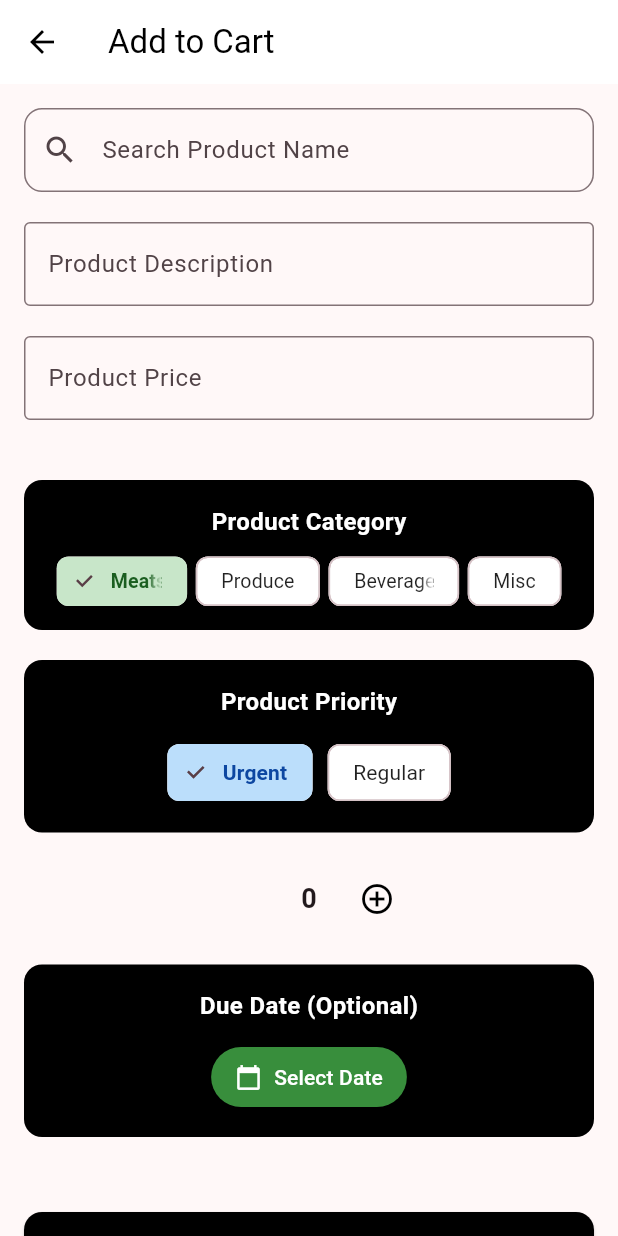
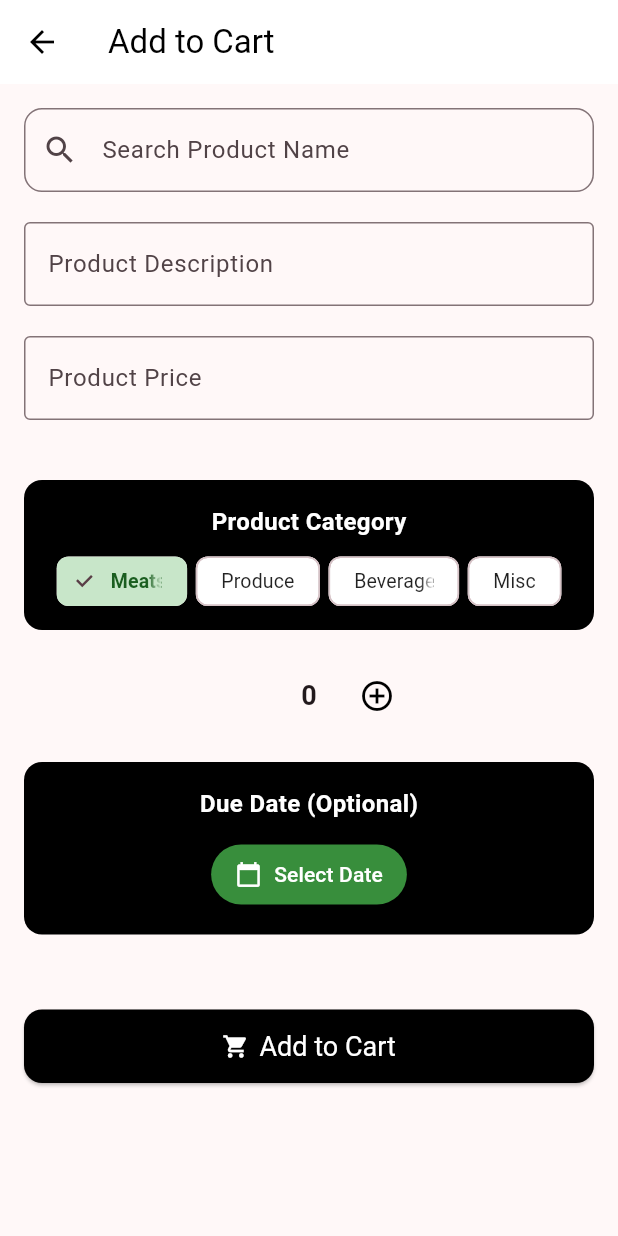
Before and after one commit to usmann56/arcadiabaygrocer, a Flutter app: the AddItemsPage screen opened directly, on a phone screen of 412 x 824 dp. Run offline on Flutter 3.47's test engine with Material 3 defaults, Android fonts, the phone set to English and light mode, and no system bars; our stand-ins replace sqflite; missing offline and left inert: mobile_scanner; accounts and stored records are empty.

Commit message:
removed urgent/normal priority buttons

```diff
--- a/lib/screens/add_item.dart
+++ b/lib/screens/add_item.dart
@@ -4,7 +4,7 @@ import '../dataBase/database_helper.dart';
 import '../models/cart_item.dart';
 import '../dataBase/cart_service.dart';
 import '../components/category_selector.dart';
-import '../components/priority_selector.dart';
+// Removed priority selector import
 import '../components/quantity_selector.dart';
 import '../components/due_date_selector.dart';
 
@@ -12,9 +12,7 @@ import '../components/due_date_selector.dart';
 const Color _categoryContainerColor =
     Colors.black; // Background for category section
 const Color _categoryTextColor = Colors.white; // Text color in category section
-const Color _priorityContainerColor =
-    Colors.black; // Background for priority section
-const Color _priorityTextColor = Colors.white; // Text color in priority section
+// Removed priority color constants
 const Color _addToCartButtonColor =
     Colors.black; // Background for add to cart button
 
@@ -23,7 +21,7 @@ const Color _addToCartButtonColor =
  *
  * This screen allows users to:
  * 1. Search for products in the grocery database
- * 2. Select quantity, category, and priority for items
+ * 2. Select quantity and category for items
  * 3. Add items to their shopping cart
  * 4. Add optional descriptions for items
  */
@@ -41,7 +39,7 @@ class AddItemsPage extends StatefulWidget {
  * Handles user interactions like:
  * - Typing in the search box
  * - Selecting products from search results
- * - Choosing quantity, category, and priority
+ * - Choosing quantity and category
  * - Adding items to cart
  */
 class _AddItemsPageState extends State<AddItemsPage> {
@@ -55,8 +53,7 @@ class _AddItemsPageState extends State<AddItemsPage> {
   String _productName = ''; // Name of the selected product
   double _productPrice = 0.0; // Price of the selected product
   String _selectedCategory = 'Meats'; // User's chosen category (default: Meats)
-  String _selectedPriority =
-      'Urgent'; // User's chosen priority (default: Urgent)
+  // Removed priority selection state
   int _quantity = 0; // How many items to buy (starts at 0)
   DateTime? _dueDate; // When this item needs to be purchased by
 
@@ -183,7 +180,6 @@ class _AddItemsPageState extends State<AddItemsPage> {
         price: _productPrice,
         quantity: _quantity,
         category: _selectedCategory.toLowerCase(),
-        priority: _selectedPriority.toLowerCase(),
         description: _productDescription.isEmpty ? null : _productDescription,
         dueDate: _dueDate,
       );
@@ -373,13 +369,7 @@ class _AddItemsPageState extends State<AddItemsPage> {
               },
             ),
 
-            // Priority Selector - let user choose item priority (black container)
-            PrioritySelector(
-              selectedPriority: _selectedPriority,
-              onPrioritySelected: (priority) {
-                setState(() => _selectedPriority = priority);
-              },
-            ),
+            // Priority Selector removed
 
             // Quantity Selector - let user choose how many items to buy
             ProductQuantitySelector(
@@ -560,83 +550,7 @@ class CategorySelector extends StatelessWidget {
   }
 }
 
-/**
- * PrioritySelector - Widget for choosing item priority
- *
- * Displays priority options (Urgent, Regular) in a black container with white text.
- * Helps users indicate how important each item is for their shopping trip.
- */
-class PrioritySelector extends StatelessWidget {
-  final String selectedPriority; // Currently selected priority
-  final ValueChanged<String>
-  onPrioritySelected; // Callback when user selects priority
-
-  const PrioritySelector({
-    super.key,
-    required this.selectedPriority,
-    required this.onPrioritySelected,
-  });
-
-  /**
-   * Builds the priority selector UI
-   *
-   * Creates a black container with two priority options: Urgent and Regular
-   */
-  @override
-  Widget build(BuildContext context) {
-    final priorities = ['Urgent', 'Regular'];
-
-    return SizedBox(
-      width: double.infinity,
-      child: Container(
-        decoration: BoxDecoration(
-          color: _priorityContainerColor, // Black background
-          borderRadius: BorderRadius.circular(12),
-        ),
-        margin: const EdgeInsets.only(bottom: 20),
-        child: Padding(
-          padding: const EdgeInsets.all(16.0),
-          child: Column(
-            crossAxisAlignment: CrossAxisAlignment.center,
-            mainAxisAlignment: MainAxisAlignment.center,
-            children: [
-              const Text(
-                'Product Priority',
-                style: TextStyle(
-                  fontSize: 16,
-                  fontWeight: FontWeight.bold,
-                  color: _priorityTextColor, // White text
-                ),
-              ),
-              const SizedBox(height: 12),
-              Wrap(
-                spacing: 10,
-                children: priorities.map((p) {
-                  final isSelected = selectedPriority == p;
-                  return ChoiceChip(
-                    label: Text(p),
-                    selected: isSelected,
-                    selectedColor:
-                        Colors.blue.shade100, // Light blue when selected
-                    backgroundColor: Colors.white, // White when not selected
-                    labelStyle: TextStyle(
-                      color: isSelected ? Colors.blue.shade900 : Colors.black87,
-                      fontWeight: isSelected
-                          ? FontWeight.bold
-                          : FontWeight.normal,
-                    ),
-                    onSelected: (_) =>
-                        onPrioritySelected(p), // Call callback when tapped
-                  );
-                }).toList(),
-              ),
-            ],
-          ),
-        ),
-      ),
-    );
-  }
-}
+// PrioritySelector widget removed
 
 /**
  * ProductQuantitySelector - Widget for selecting how many items to add
```
Also changed, not shown: lib/main.dart (+2 -35 lines).
